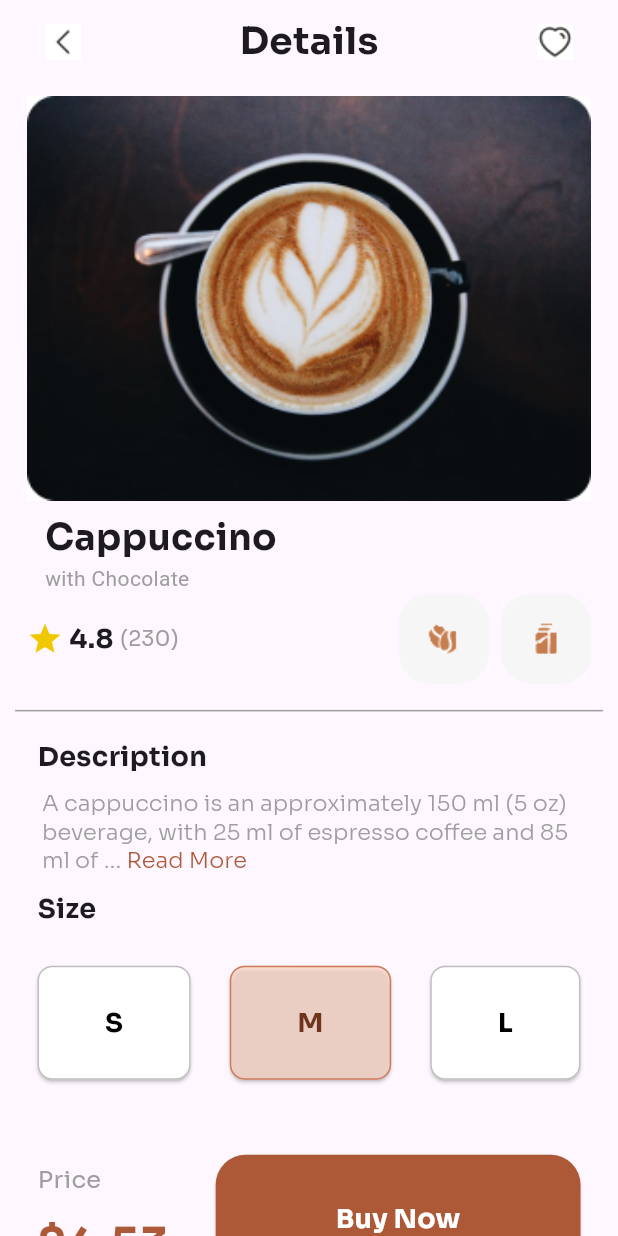
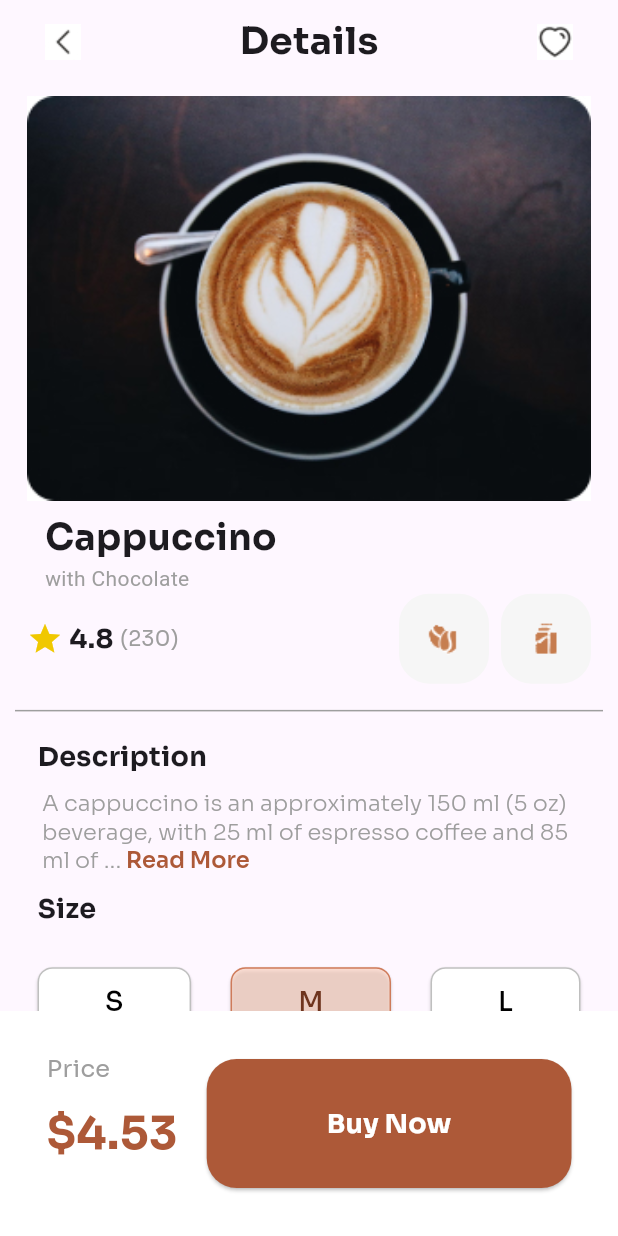
Before and after one commit to samokafor/Cappuccino, a Flutter app: the screen it shows after launch, on a phone screen of 412 x 824 dp. Run offline on Flutter 3.47's test engine with Material 3 defaults, Android fonts, the light colour scheme and no system bars; Roboto replaces fonts that are missing (Century Gothic).

Commit message:
Created the Bottom Navigation Bar section and adjusted the height of the size buttons

```diff
--- a/lib/main.dart
+++ b/lib/main.dart
@@ -54,13 +54,17 @@
                     ),
                 SizeSection(),
                 SizedBox(
-                      height: 20,
+                      height: 10,
                     ),
-                PriceSection(price: 4.53)
+                // PriceSection(price: 4.53)
               ],
             ),
           ),
         ),
+        bottomNavigationBar:  const BottomAppBar(
+          height: 150.0, // Adjust the height as needed
+          color: Colors.white,
+              child: PriceSection(price: 4.53)),
       ),
     );
   }
@@ -270,7 +274,7 @@
                             style: TextStyle(
                               fontSize: 15,
                               fontFamily: 'Sora',
-                              fontWeight: FontWeight.w300,
+                              fontWeight: FontWeight.w600,
                               color: Color.fromARGB(255, 173, 89, 56),
                             ),
                           ),
@@ -366,7 +370,7 @@
           style: ElevatedButton.styleFrom(
             foregroundColor: textColor,
             backgroundColor: backgroundColor,
-            padding: const EdgeInsets.symmetric(vertical: 25, horizontal: 45),
+            padding: const EdgeInsets.symmetric(vertical: 10, horizontal: 45),
             shape: RoundedRectangleBorder(
                 borderRadius: BorderRadius.circular(10),
                 side: BorderSide(color: borderColor)),
@@ -374,7 +378,7 @@
           child: Text(
             size,
             style: const TextStyle(
-                fontFamily: 'Sora', fontSize: 18, fontWeight: FontWeight.bold),
+                fontFamily: 'Sora', fontSize: 18,),
           ),
         ),
       ],
```
Also changed, not shown: 1 other file.
